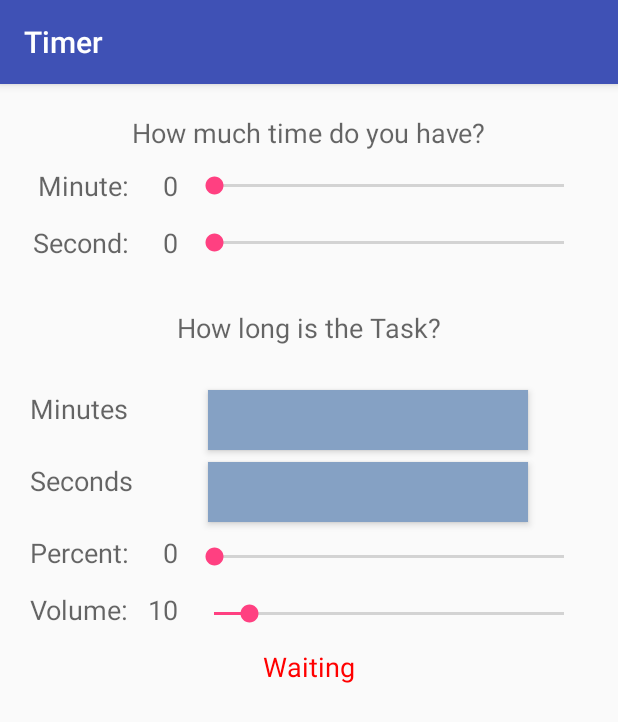
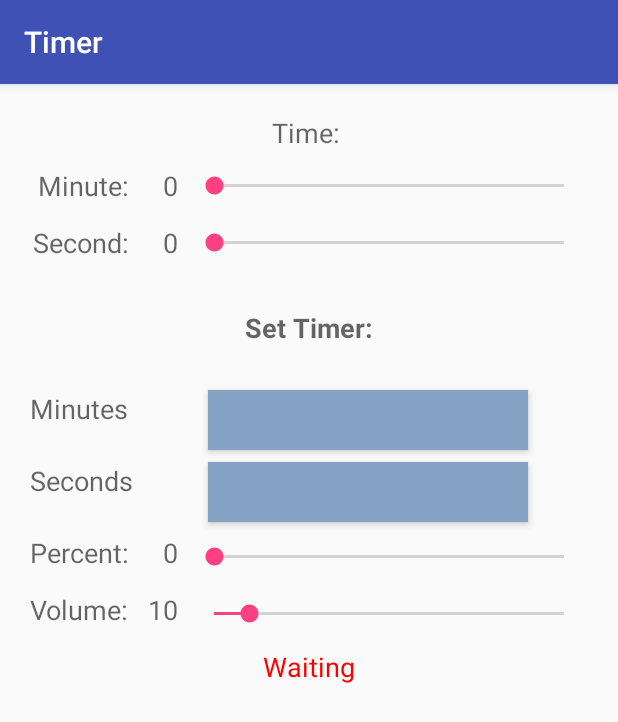
Before and after one commit to mariomerendino/Timer, an Android app: the screen it shows after launch (MainActivity), on a phone screen of 412 x 824 dp. Shown: the top 722 px of the screen. Run offline under Robolectric (Android 15) with nearby library versions, the phone set to English and light mode, and no system bars.

Commit message:
Change text...

```diff
--- a/app/src/main/res/layout/activity_main.xml
+++ b/app/src/main/res/layout/activity_main.xml
@@ -15,7 +15,7 @@
         android:layout_width="wrap_content"
         android:layout_height="wrap_content"
         android:textAppearance="?android:attr/textAppearanceMedium"
-        android:text="How much time do you have?"
+        android:text="Time: "
         android:layout_gravity="center_horizontal"
         android:layout_columnSpan="4"/>
     <TextView
@@ -66,7 +66,8 @@
         android:layout_width="wrap_content"
         android:layout_height="wrap_content"
         android:textAppearance="?android:attr/textAppearanceMedium"
-        android:text="\nHow long is the Task?\n"
+        android:textStyle="bold"
+        android:text="\nSet Timer:\n"
         android:layout_gravity="center_horizontal"
         android:layout_columnSpan="4"/>
     <TextView
```
Also changed, not shown: app/src/main/java/com/mariomerendino/timer/MainActivity.java (line endings or trailing spaces).
